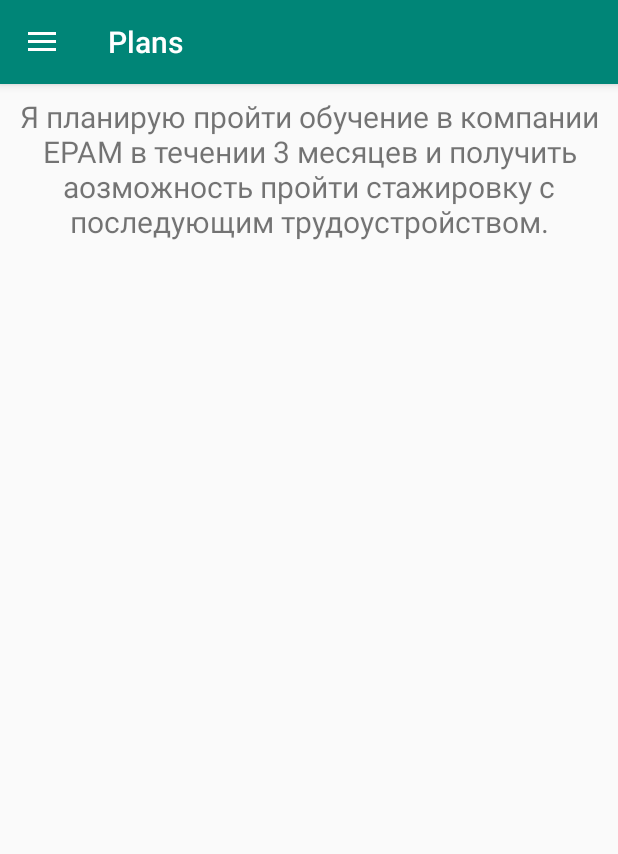
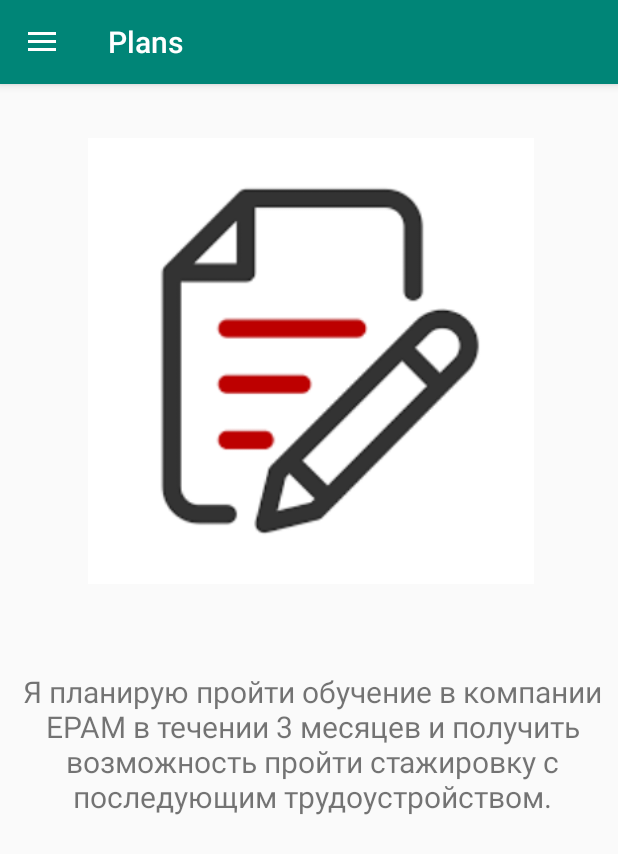
Before and after one commit to tank0412/android_development, an Android app: the screen it shows after launch (MainActivity), in the side drawer, after a tap on "Plans", on a phone screen of 412 x 824 dp. Shown: the top 854 px of the screen. Run offline under Robolectric (Android 15) with nearby library versions, the phone set to English and light mode, and no system bars; our stand-ins replace navigation-ui.

Commit message:
Add plans picture

```diff
--- a/app/src/main/java/com/example/portfolio_bukhtiarov/ui/plans/PlansViewModel.java
+++ b/app/src/main/java/com/example/portfolio_bukhtiarov/ui/plans/PlansViewModel.java
@@ -10,7 +10,7 @@ public class PlansViewModel extends ViewModel {
 
     public PlansViewModel() {
         mText = new MutableLiveData<>();
-        mText.setValue("Я планирую пройти обучение в компании EPAM в течении 3 месяцев и получить аозможность пройти стажировку с последующим трудоустройством.");
+        mText.setValue("Я планирую пройти обучение в компании EPAM в течении 3 месяцев и получить возможность пройти стажировку с последующим трудоустройством.");
     }
 
     public LiveData<String> getText() {
--- a/app/src/main/res/layout/fragment_plans.xml
+++ b/app/src/main/res/layout/fragment_plans.xml
@@ -1,19 +1,35 @@
 <?xml version="1.0" encoding="utf-8"?>
 <androidx.constraintlayout.widget.ConstraintLayout xmlns:android="http://schemas.android.com/apk/res/android"
     xmlns:app="http://schemas.android.com/apk/res-auto"
+    xmlns:tools="http://schemas.android.com/tools"
     android:layout_width="match_parent"
     android:layout_height="match_parent">
 
     <TextView
         android:id="@+id/text_share"
-        android:layout_width="match_parent"
-        android:layout_height="wrap_content"
+        android:layout_width="400dp"
+        android:layout_height="0dp"
         android:layout_marginStart="8dp"
-        android:layout_marginTop="8dp"
+        android:layout_marginTop="14dp"
         android:layout_marginEnd="8dp"
+        android:layout_marginBottom="87dp"
         android:textAlignment="center"
         android:textSize="20sp"
+        app:layout_constraintBottom_toBottomOf="parent"
         app:layout_constraintEnd_toEndOf="parent"
+        app:layout_constraintHorizontal_bias="0.0"
         app:layout_constraintStart_toStartOf="parent"
-        app:layout_constraintTop_toTopOf="parent" />
+        app:layout_constraintTop_toBottomOf="@+id/imageView5" />
+
+    <ImageView
+        android:id="@+id/imageView5"
+        android:layout_width="360dp"
+        android:layout_height="297dp"
+        android:layout_marginStart="27dp"
+        android:layout_marginTop="36dp"
+        android:layout_marginBottom="44dp"
+        app:layout_constraintBottom_toTopOf="@+id/text_share"
+        app:layout_constraintStart_toStartOf="parent"
+        app:layout_constraintTop_toTopOf="parent"
+        app:srcCompat="@drawable/plan" />
 </androidx.constraintlayout.widget.ConstraintLayout>
```
Also changed, not shown: app/src/main/res/drawable/plan.png (added).
